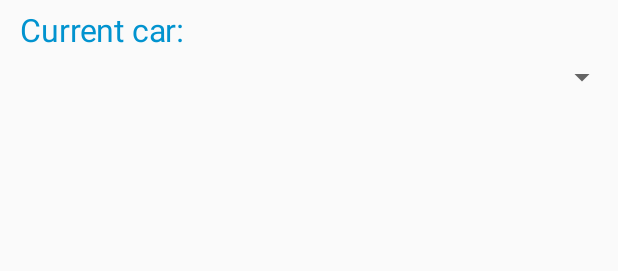
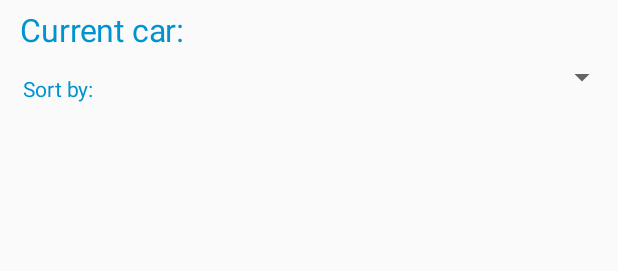
Before and after one commit to jcelliott17/marta-sense, an Android app: the layout activity_home.xml on its own in the app's theme, with its tools: preview values and no code run, on a phone screen of 412 x 824 dp. Shown: the top 271 px of the screen. Run offline under Robolectric (Android 15) with nearby library versions, the phone set to English and light mode, and no system bars.

Commit message:
Spinner and label organization

```diff
--- a/android/MartaSense/app/src/main/res/layout/activity_home.xml
+++ b/android/MartaSense/app/src/main/res/layout/activity_home.xml
@@ -30,19 +30,39 @@
             android:text="Current car:"
             android:textColor="#0193cf" />
 
-        <Spinner
-            android:id="@+id/sort_by_spinner"
-            android:layout_width="fill_parent"
+        <LinearLayout
+            android:layout_width="match_parent"
             android:layout_height="wrap_content"
             android:layout_below="@id/current_car_text_view"
-            android:textColor="#0193cf"></Spinner>
+            android:id="@+id/select_sort">
+
+            <TextView
+                android:id="@+id/sort_by_text_view"
+                android:layout_width="wrap_content"
+                android:layout_height="wrap_content"
+                android:paddingBottom="10dp"
+                android:paddingLeft="15dp"
+                android:paddingTop="10dp"
+                android:scaleX="1.0"
+                android:scaleY="1.0"
+                android:text="Sort by:"
+                android:textColor="#0193cf" />
+
+            <Spinner
+                android:id="@+id/sort_by_spinner"
+                android:layout_width="fill_parent"
+                android:layout_height="wrap_content"
+                android:layout_below="@id/sort_by_text_view"
+                android:textColor="#0193cf"></Spinner>
+
+        </LinearLayout>
 
         <ListView
             android:id="@+id/car_list_view"
             android:layout_width="match_parent"
             android:layout_height="wrap_content"
             android:layout_above="@+id/share_noise_level_switch"
-            android:layout_below="@+id/sort_by_spinner"></ListView>
+            android:layout_below="@+id/select_sort"></ListView>
 
         <Switch
             android:id="@+id/share_noise_level_switch"
@@ -55,8 +75,8 @@
             android:scaleY="1.5"
             android:switchPadding="10dp"
             android:text="Share Noise Level"
-            android:thumbTextPadding="40dp"
-            android:textColor="#0193cf"/>
+            android:textColor="#0193cf"
+            android:thumbTextPadding="40dp" />
 
     </RelativeLayout>
 
--- a/android/MartaSense/app/src/main/res/values/strings.xml
+++ b/android/MartaSense/app/src/main/res/values/strings.xml
@@ -3,8 +3,8 @@
     <string name="sort_by_array">Sort by </string>
 
     <string-array name="sort_by_array">
-        <item>Sort by car name</item>
-        <item>Sort by number of people</item>
-        <item>Sort by noise level</item>
+        <item>car name</item>
+        <item>number of people</item>
+        <item>noise level</item>
     </string-array>
 </resources>
--- a/android/MartaSense/app/src/main/res/values/styles.xml
+++ b/android/MartaSense/app/src/main/res/values/styles.xml
@@ -4,7 +4,7 @@
     <style name="AppTheme" parent="Theme.AppCompat.Light.DarkActionBar">
         <!-- Customize your theme here. -->
         <item name="colorPrimary">#fcb117</item>
-        <item name="colorPrimaryDark">@color/colorPrimaryDark</item>
+        <item name="colorPrimaryDark">#f37521</item>
         <item name="colorAccent">#f37521</item>
     </style>
 
```
